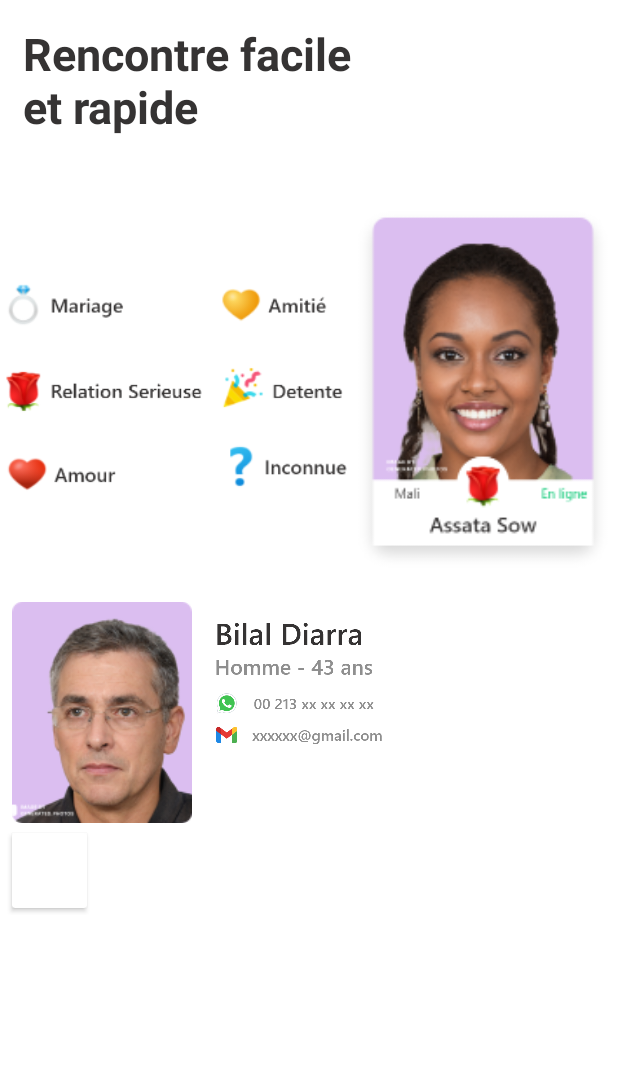
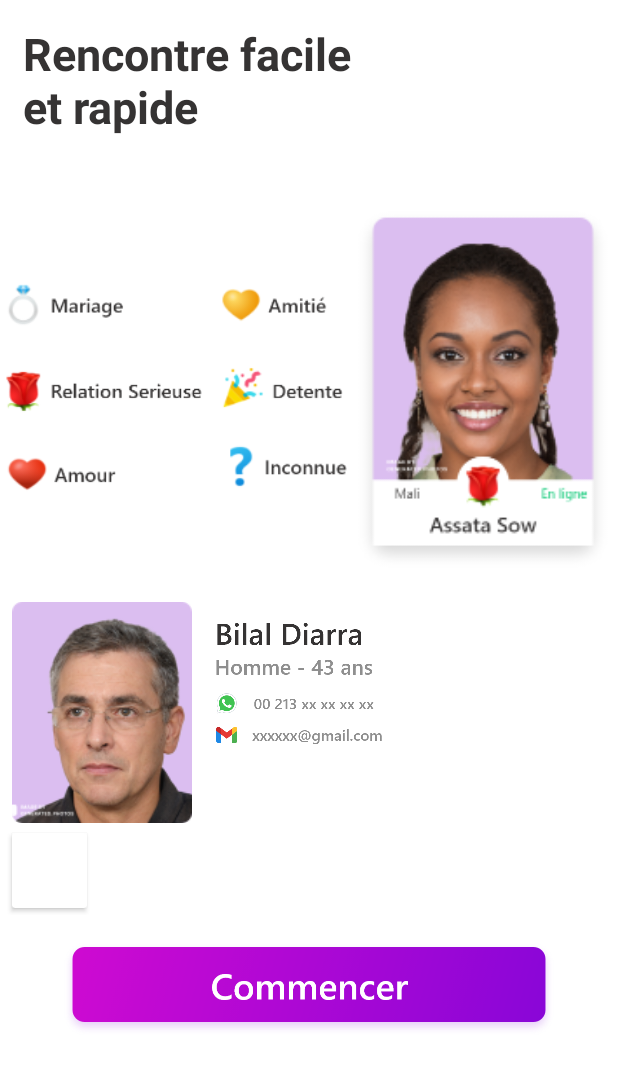
Before and after one commit to Trast00/Meet-Africans-Android, an Android app: the TutoActivity screen opened directly, with no data from a screen before it, on a phone screen of 412 x 824 dp. Shown: the top 1068 px of the screen. Run offline under Robolectric (Android 15) with nearby library versions, the phone set to English and light mode, and no system bars; libraries missing offline, so code that uses them is left out: com.lnd; 1 statement that could not run was skipped.

Commit message:
test new branch

```diff
--- a/RencontreAfricaine/app/src/main/res/layout/activity_tuto.xml
+++ b/RencontreAfricaine/app/src/main/res/layout/activity_tuto.xml
@@ -62,7 +62,9 @@
             android:layout_width="120dp"
             android:layout_height="150dp"
             android:id="@+id/cardboy"
-            android:src="@drawable/cardboy_tuto"/>
+            android:src="@drawable/cardboy_tuto"
+            app:layout_constraintTop_toTopOf="parent"
+            app:layout_constraintStart_toStartOf="parent"/>
         <ImageView
             android:layout_width="wrap_content"
             android:layout_height="wrap_content"
@@ -78,6 +80,7 @@
     <androidx.constraintlayout.widget.ConstraintLayout
         android:layout_width="match_parent"
         android:layout_height="60dp"
+        android:id="@+id/const3"
         app:layout_constraintTop_toBottomOf="@id/const2">
         <androidx.cardview.widget.CardView
             android:layout_width="50dp"
@@ -90,5 +93,14 @@
         </androidx.cardview.widget.CardView>
     </androidx.constraintlayout.widget.ConstraintLayout>
 
+    <ImageView
+        android:layout_width="wrap_content"
+        android:layout_height="wrap_content"
+        android:src="@drawable/btnstart"
+        android:layout_marginTop="15dp"
+        app:layout_constraintTop_toBottomOf="@id/const3"
+        app:layout_constraintStart_toStartOf="parent"
+        app:layout_constraintEnd_toEndOf="parent"/>
+
 
 </androidx.constraintlayout.widget.ConstraintLayout>
```
